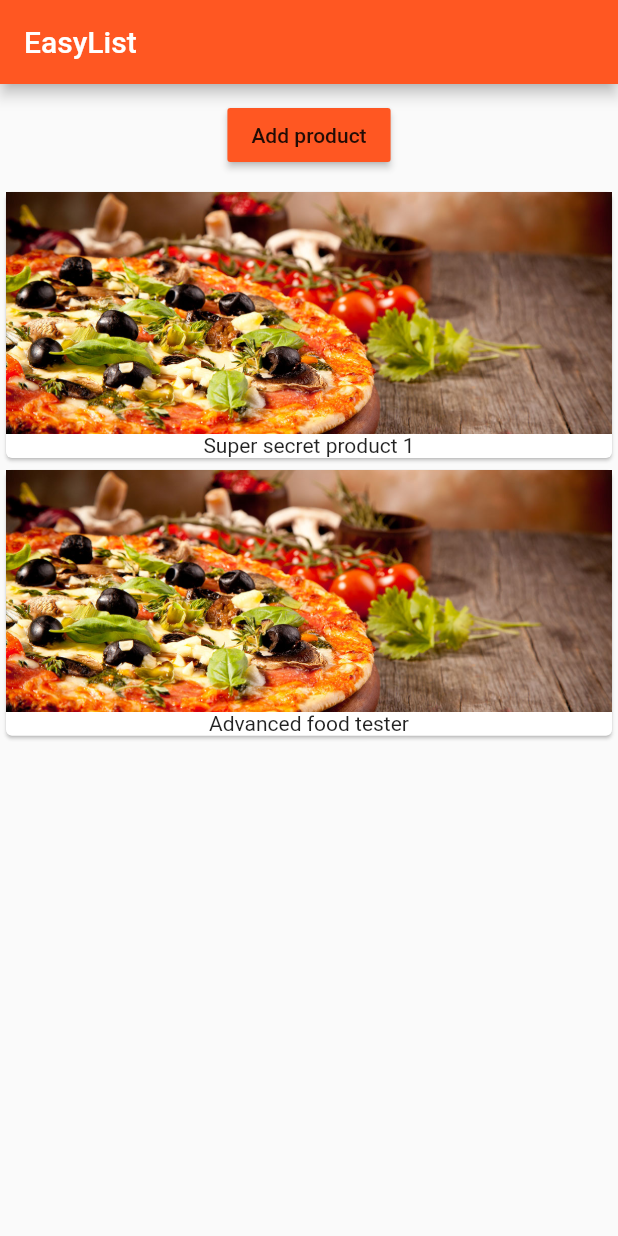
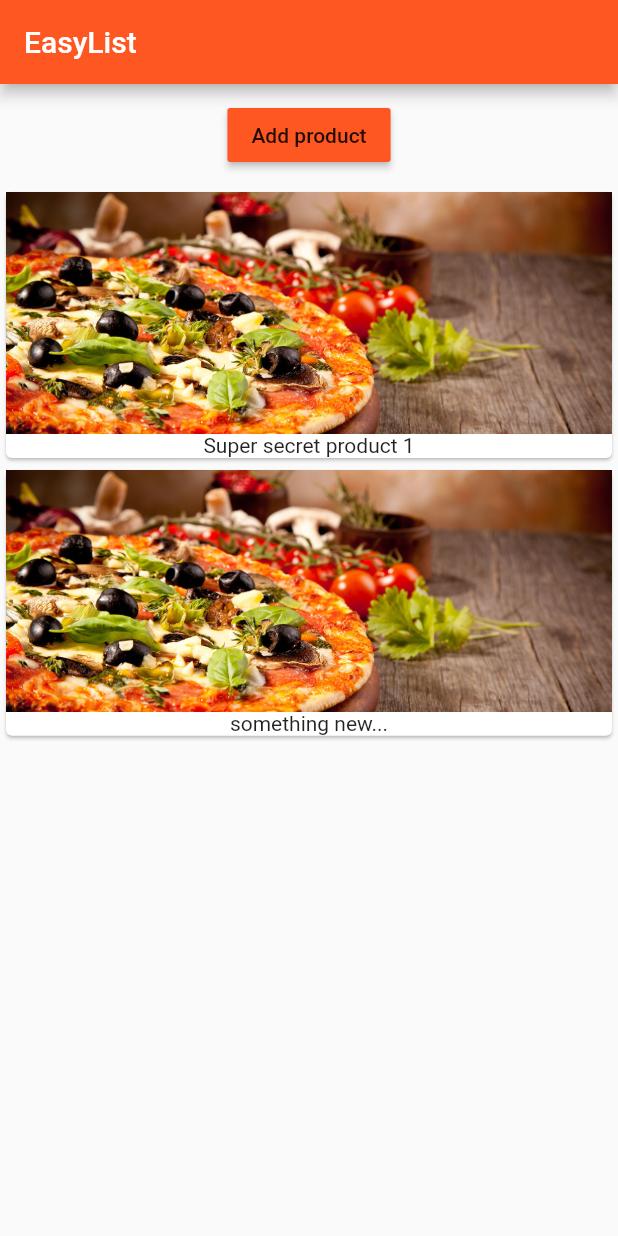
Before and after one commit to PIYatGitHub/flutter_listings, a Flutter app: the screen it shows after launch, after a tap on "Add product", on a phone screen of 412 x 824 dp. Run offline on Flutter 3.47's test engine with Material 2 defaults, Android fonts, the phone set to English and light mode, and no system bars.

Commit message:
fixed the data issues from refactoring

```diff
--- a/lib/product_manager.dart
+++ b/lib/product_manager.dart
@@ -1,6 +1,7 @@
 import 'package:flutter/material.dart';
 
 import './products.dart';
+import './product_control.dart';
 
 class ProductManager extends StatefulWidget {
   final String startingProduct;
@@ -21,22 +22,18 @@ class _ProductManagerState extends State<ProductManager> {
     super.initState();
   }
 
+  void _addProduct(String product) {
+    setState(() {
+      _products.add(product);
+    });
+  }
+
   @override
   Widget build(BuildContext context) {
     return Column(
       children: <Widget>[
         Container(
-          margin: EdgeInsets.all(10.0),
-          child: RaisedButton(
-            color: Theme.of(context).primaryColor,
-            onPressed: () {
-              setState(() {
-                _products.add('Advanced food tester');
-              });
-            },
-            child: Text('Add product'),
-          ),
-        ),
+            margin: EdgeInsets.all(10.0), child: ProductControl(_addProduct)),
         Products(_products)
       ],
     );
```
